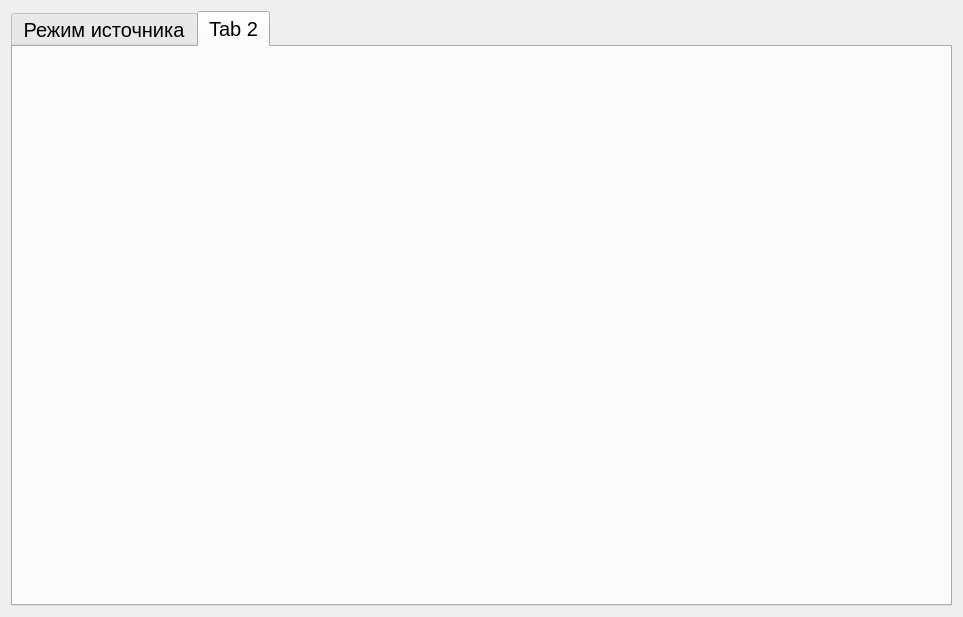
The window that ui/mainform2.ui (irsural/calibrator_pc) describes before a commit, drawn with Qt 5.
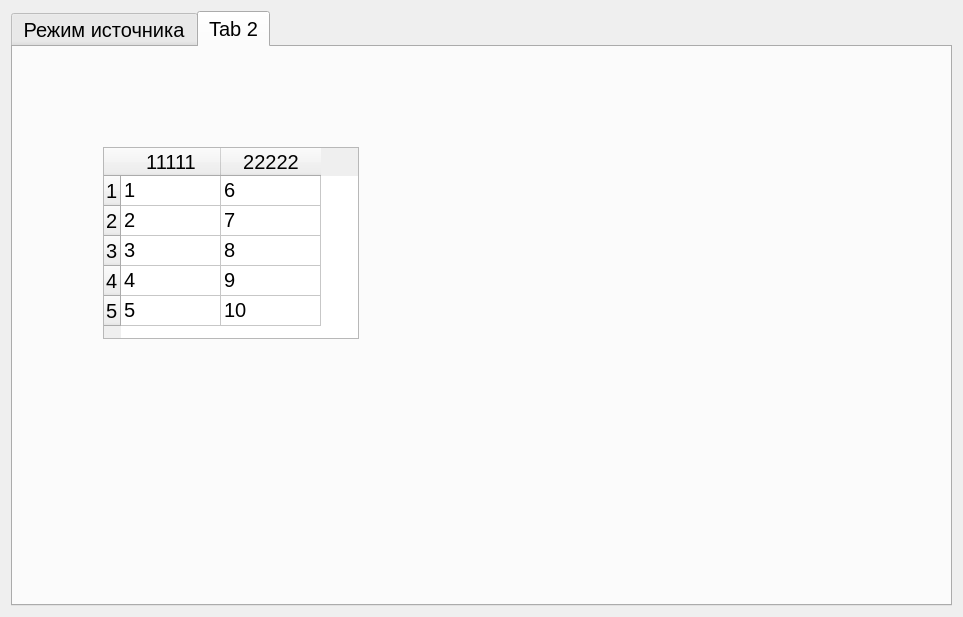
The same window after the commit.

```diff
--- a/ui/mainform2.ui
+++ b/ui/mainform2.ui
@@ -1183,6 +1183,104 @@
       <attribute name="title">
        <string>Tab 2</string>
       </attribute>
+      <widget class="QTableWidget" name="tableWidget">
+       <property name="geometry">
+        <rect>
+         <x>90</x>
+         <y>100</y>
+         <width>256</width>
+         <height>192</height>
+        </rect>
+       </property>
+       <property name="dragEnabled">
+        <bool>true</bool>
+       </property>
+       <row>
+        <property name="text">
+         <string>1</string>
+        </property>
+       </row>
+       <row>
+        <property name="text">
+         <string>2</string>
+        </property>
+       </row>
+       <row>
+        <property name="text">
+         <string>3</string>
+        </property>
+       </row>
+       <row>
+        <property name="text">
+         <string>4</string>
+        </property>
+       </row>
+       <row>
+        <property name="text">
+         <string>5</string>
+        </property>
+       </row>
+       <column>
+        <property name="text">
+         <string>11111</string>
+        </property>
+       </column>
+       <column>
+        <property name="text">
+         <string>22222</string>
+        </property>
+       </column>
+       <item row="0" column="0">
+        <property name="text">
+         <string>1</string>
+        </property>
+       </item>
+       <item row="0" column="1">
+        <property name="text">
+         <string>6</string>
+        </property>
+       </item>
+       <item row="1" column="0">
+        <property name="text">
+         <string>2</string>
+        </property>
+       </item>
+       <item row="1" column="1">
+        <property name="text">
+         <string>7</string>
+        </property>
+       </item>
+       <item row="2" column="0">
+        <property name="text">
+         <string>3</string>
+        </property>
+       </item>
+       <item row="2" column="1">
+        <property name="text">
+         <string>8</string>
+        </property>
+       </item>
+       <item row="3" column="0">
+        <property name="text">
+         <string>4</string>
+        </property>
+       </item>
+       <item row="3" column="1">
+        <property name="text">
+         <string>9</string>
+        </property>
+       </item>
+       <item row="4" column="0">
+        <property name="text">
+         <string>5</string>
+        </property>
+       </item>
+       <item row="4" column="1">
+        <property name="text">
+         <string>10</string>
+        </property>
+       </item>
+      </widget>
      </widget>
     </widget>
    </item>
```
